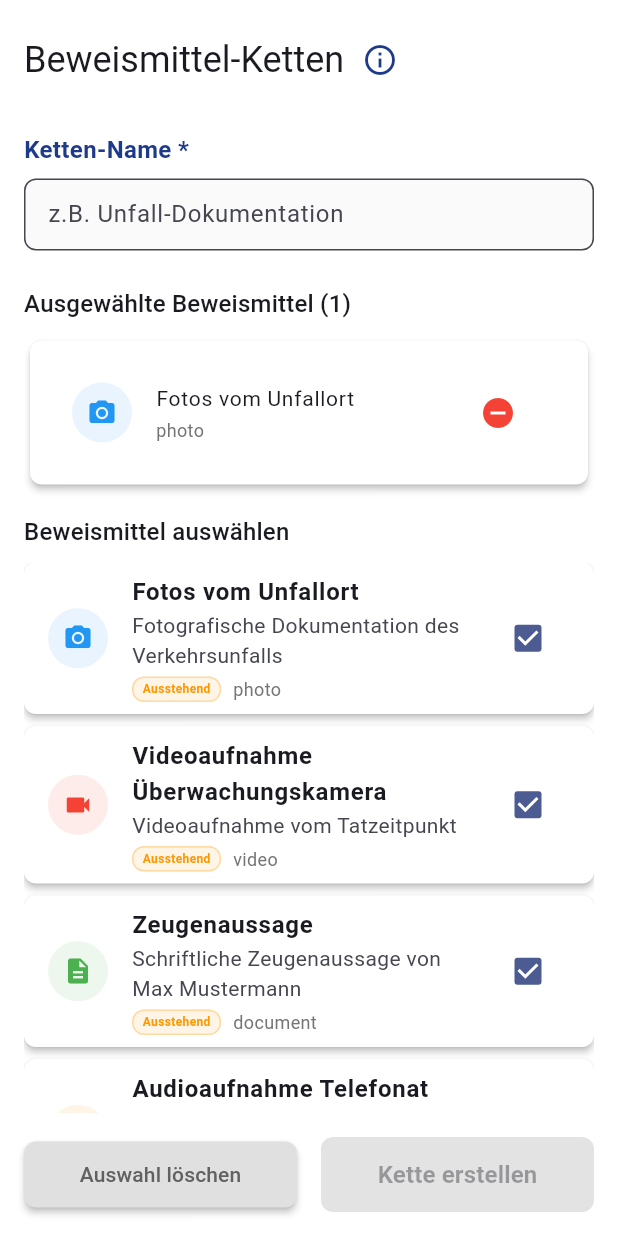
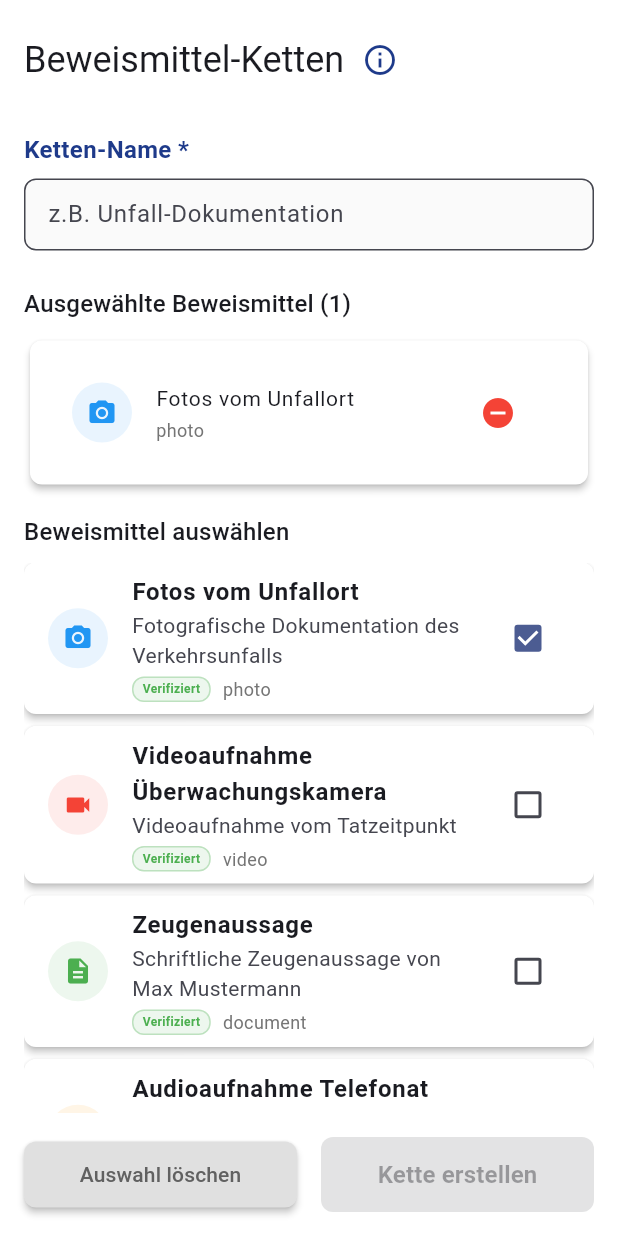
Before and after one commit to jchillah/globalakte, a Flutter app: the EvidenceChainWidget widget shown alone on an empty page, opened directly with empty values, after a tap on "Fotos vom Unfallort", on a phone screen of 412 x 824 dp. Run offline on Flutter 3.47's test engine with Material 3 defaults, Android fonts, the phone set to English and light mode, and no system bars; our stand-ins replace flutter_secure_storage, local_auth, shared_preferences; missing offline and left inert: encrypt; accounts and stored records are empty.

Commit message:
Fix checkbox logic and disable landscape mode
- Fix evidence selection checkbox logic using unique IDs
- Replace EvidenceItem.create() with direct constructor calls
- Use ID-based comparison instead of object comparison
- Disable landscape mode, only allow portrait orientation
- Update evidence repository to use unique evidence IDs
- Fix evidence chain widget selection logic

```diff
--- a/lib/features/evidence_collection/data/repositories/evidence_repository_impl.dart
+++ b/lib/features/evidence_collection/data/repositories/evidence_repository_impl.dart
@@ -18,57 +18,79 @@
   }
 
   void _initializeMockData() {
-    // Mock Beweismittel
+    // Mock Beweismittel mit verschiedenen Verifizierungsstatus
+    final now = DateTime.now();
+
     _evidenceItems.addAll([
-      EvidenceItem.create(
+      EvidenceItem(
+        id: 'evidence_001',
         title: 'Fotos vom Unfallort',
         description: 'Fotografische Dokumentation des Verkehrsunfalls',
         type: 'photo',
         filePath: '/evidence/photos/accident_001.jpg',
+        collectedAt: now,
         collectedBy: 'Polizist Müller',
         location: 'Hauptstraße 123, Berlin',
+        metadata: {},
+        status: 'verified',
         caseId: 'CASE-2024-001',
-        notes: 'Fotos zeigen Schäden am Fahrzeug',
+        notes: 'Verifiziert von Demo User am $now',
       ),
-      EvidenceItem.create(
+      EvidenceItem(
+        id: 'evidence_002',
         title: 'Videoaufnahme Überwachungskamera',
         description: 'Videoaufnahme vom Tatzeitpunkt',
         type: 'video',
         filePath: '/evidence/videos/surveillance_001.mp4',
+        collectedAt: now,
         collectedBy: 'Detektiv Schmidt',
         location: 'Einkaufszentrum, München',
+        metadata: {},
+        status: 'verified',
         caseId: 'CASE-2024-002',
-        notes: 'Zeigt verdächtige Person',
+        notes: 'Verifiziert von Demo User am $now',
       ),
-      EvidenceItem.create(
+      EvidenceItem(
+        id: 'evidence_003',
         title: 'Zeugenaussage',
         description: 'Schriftliche Zeugenaussage von Max Mustermann',
         type: 'document',
         filePath: '/evidence/documents/witness_statement_001.pdf',
+        collectedAt: now,
         collectedBy: 'Anwalt Weber',
         location: 'Kanzlei Weber & Partner',
+        metadata: {},
+        status: 'verified',
         caseId: 'CASE-2024-003',
         notes: 'Wichtige Details zum Tathergang',
       ),
-      EvidenceItem.create(
+      EvidenceItem(
+        id: 'evidence_004',
         title: 'Audioaufnahme Telefonat',
         description: 'Aufnahme eines verdächtigen Telefonats',
         type: 'audio',
         filePath: '/evidence/audio/phone_call_001.wav',
+        collectedAt: now,
         collectedBy: 'Ermittler Klein',
         location: 'Polizeipräsidium Hamburg',
+        metadata: {},
+        status: 'verified',
         caseId: 'CASE-2024-004',
-        notes: 'Enthält belastende Aussagen',
+        notes: 'Verifiziert von Demo User am $now',
       ),
-      EvidenceItem.create(
+      EvidenceItem(
+        id: 'evidence_005',
         title: 'Blutprobe',
         description: 'Blutprobe vom Tatort',
         type: 'physical',
         filePath: '/evidence/physical/blood_sample_001',
+        collectedAt: now,
         collectedBy: 'Kriminaltechniker Fischer',
         location: 'Labor für Forensik',
+        metadata: {},
+        status: 'verified',
         caseId: 'CASE-2024-005',
-        notes: 'DNA-Analyse in Bearbeitung',
+        notes: 'DNA-Analyse in Bearbeitung\nVerifiziert von Demo User am $now',
       ),
     ]);
 
--- a/lib/features/evidence_collection/presentation/widgets/evidence_chain_widget.dart
+++ b/lib/features/evidence_collection/presentation/widgets/evidence_chain_widget.dart
@@ -173,7 +173,7 @@
       itemCount: _allEvidence.length,
       itemBuilder: (context, index) {
         final evidence = _allEvidence[index];
-        final isSelected = _selectedEvidence.contains(evidence);
+        final isSelected = _selectedEvidence.any((e) => e.id == evidence.id);
 
         return Card(
           margin: const EdgeInsets.only(bottom: 8),
@@ -182,9 +182,13 @@
             onChanged: (selected) {
               setState(() {
                 if (selected == true) {
-                  _addEvidenceToSelection(evidence);
+                  // Nur hinzufügen wenn nicht bereits vorhanden
+                  if (!_selectedEvidence.any((e) => e.id == evidence.id)) {
+                    _selectedEvidence.add(evidence);
+                  }
                 } else {
-                  _removeEvidenceFromSelection(evidence);
+                  // Entfernen basierend auf ID
+                  _selectedEvidence.removeWhere((e) => e.id == evidence.id);
                 }
               });
             },
@@ -334,7 +338,7 @@
 
   void _removeEvidenceFromSelection(EvidenceItem evidence) {
     setState(() {
-      _selectedEvidence.remove(evidence);
+      _selectedEvidence.removeWhere((e) => e.id == evidence.id);
     });
   }
 
--- a/lib/main.dart
+++ b/lib/main.dart
@@ -34,5 +34,11 @@
     ),
   );
 
+  // Landscape-Modus deaktivieren - nur Portrait erlauben
+  SystemChrome.setPreferredOrientations([
+    DeviceOrientation.portraitUp,
+    DeviceOrientation.portraitDown,
+  ]);
+
   runApp(const GlobalAkteApp());
 }
```
Also changed, not shown: 1 other file.
